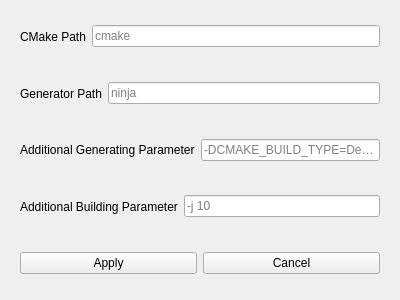
This is runconfig.ui in Lunaticsky-tql/QLion as Qt 5 draws it before an edit. The edited form follows.
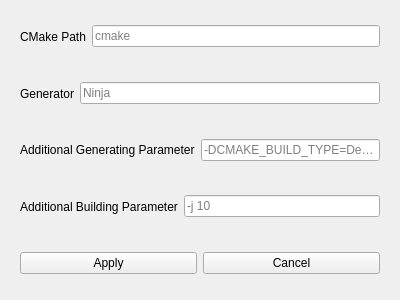
This is the edited form.

Patch:
```diff
--- a/runconfig.ui
+++ b/runconfig.ui
@@ -43,14 +43,14 @@
       <item>
        <widget class="QLabel" name="label_2">
         <property name="text">
-         <string>Generator Path</string>
+         <string>Generator</string>
         </property>
        </widget>
       </item>
       <item>
        <widget class="QLineEdit" name="ninjaPath">
         <property name="placeholderText">
-         <string>ninja</string>
+         <string>Ninja</string>
         </property>
        </widget>
       </item>
```
Left out of the diff: 2 changed lines with no effect on the pictures.
